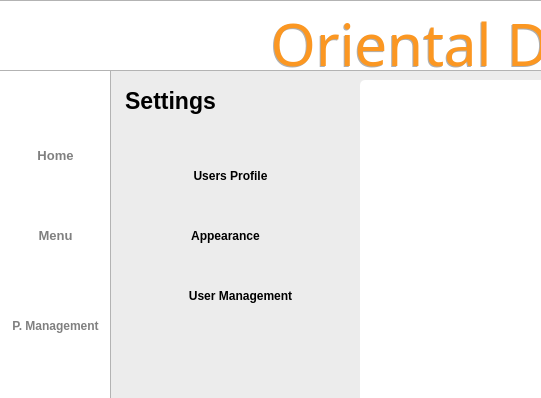
Above: Project SE/ui/settingscreen.ui from Patatims/CCSFEN2_Project before the change; both pictures show x 0 to 541 and y 0 to 398 of the 1200 by 800 pixel window. Below: the same form after it.
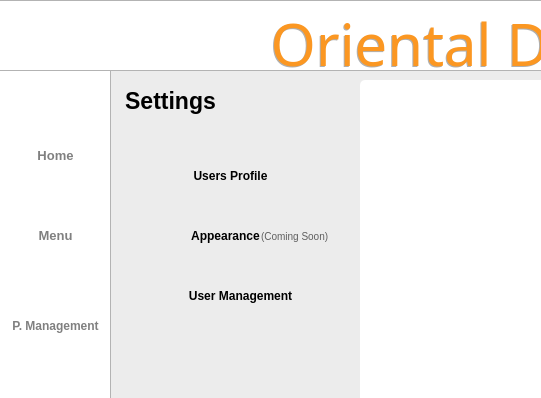
That is the form after the change. Icons and pictures are not drawn.

Diff of the .ui file:
```diff
--- a/Project SE/ui/settingscreen.ui
+++ b/Project SE/ui/settingscreen.ui
@@ -774,6 +774,35 @@
      <string>S. Management</string>
     </property>
    </widget>
+   <widget class="QLabel" name="label_11">
+    <property name="geometry">
+     <rect>
+      <x>261</x>
+      <y>230</y>
+      <width>81</width>
+      <height>16</height>
+     </rect>
+    </property>
+    <property name="styleSheet">
+     <string notr="true">QLabel{
+   
+	color: rgba(0, 0, 0, 0.6);
+    font-family: &quot;Roboto&quot;;
+    font-size: 10px;
+    font-weight: 400;
+
+}</string>
+    </property>
+    <property name="text">
+     <string>(Coming Soon)</string>
+    </property>
+    <property name="alignment">
+     <set>Qt::AlignLeading|Qt::AlignLeft|Qt::AlignTop</set>
+    </property>
+    <property name="wordWrap">
+     <bool>false</bool>
+    </property>
+   </widget>
    <zorder>sidebar</zorder>
    <zorder>titlebar</zorder>
    <zorder>whitebg</zorder>
```
Left out of the diff: 1 changed line with no effect on the pictures.
